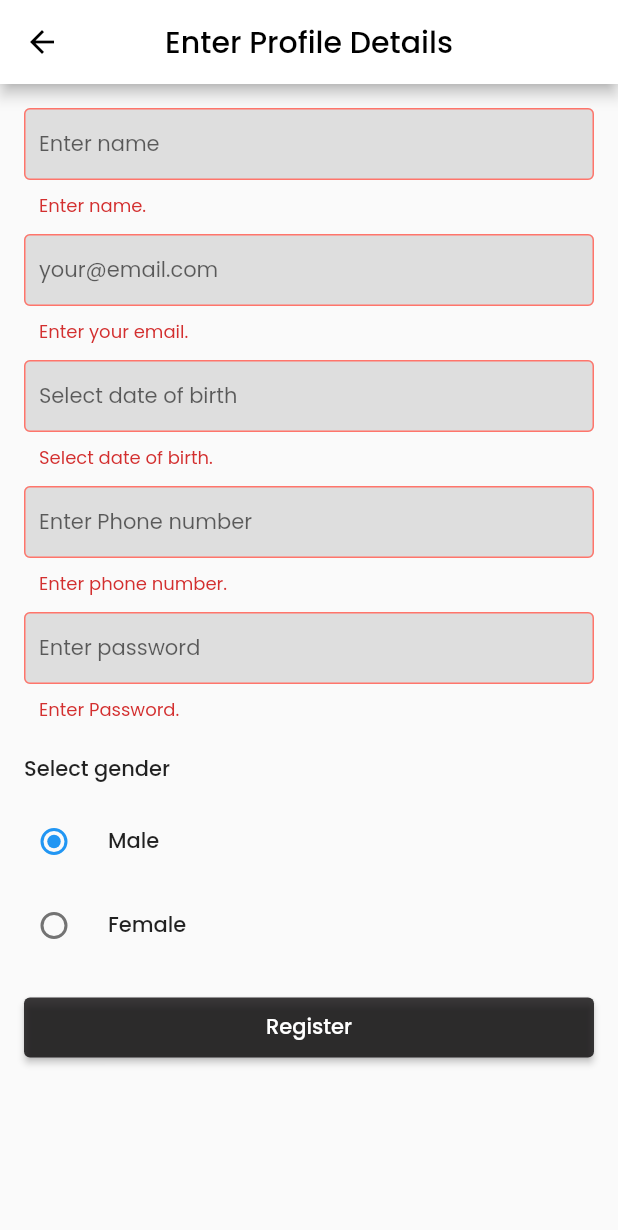
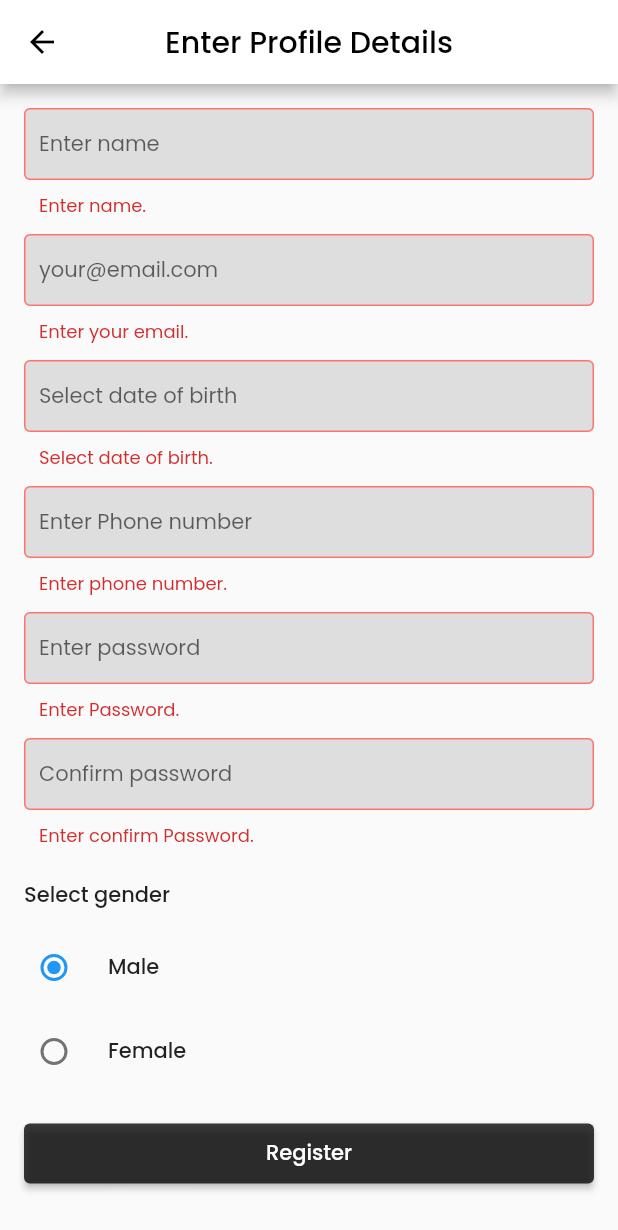
Before and after one commit to AneeqShah/shopping_app_caratto, a Flutter app: the SignUpScreen screen opened directly, after a tap on "Register", on a phone screen of 412 x 824 dp. Shown: the top 1230 px of the screen. Run offline on Flutter 3.47's test engine with Material 2 defaults, Android fonts, the phone set to English and light mode, and no system bars; drawn by our look-alikes of loading_overlay; our stand-ins replace cached_network_image, cloud_firestore, firebase_auth, firebase_core, flutter_spinkit, fluttertoast and 1 more; missing offline and left inert: advstory; accounts and stored records are empty.

Commit message:
confirm password field added

```diff
--- a/lib/ui/auth_screen/signup_screen.dart
+++ b/lib/ui/auth_screen/signup_screen.dart
@@ -31,6 +31,7 @@ class _SignUpScreenState extends State<SignUpScreen> {
   final TextEditingController _phone = TextEditingController();
   final TextEditingController _name = TextEditingController();
   final TextEditingController password = TextEditingController();
+  final TextEditingController confirmPassword = TextEditingController();
   String _currentOption = genderOptions[0];
 
   @override
@@ -279,6 +280,52 @@ class _SignUpScreenState extends State<SignUpScreen> {
                       return null;
                     },
                   ),
+                  const SizedBox(height: 10),
+                  TextFormField(
+                    style: Theme.of(context).textTheme.bodyMedium,
+                    cursorColor: Colors.black,
+                    controller: confirmPassword,
+                    obscureText: true,
+                    decoration: InputDecoration(
+                      hintText: 'Confirm password',
+                      contentPadding:
+                      const EdgeInsets.symmetric(horizontal: 10.0),
+                      filled: true,
+                      fillColor: _textFieldColor,
+                      enabledBorder: OutlineInputBorder(
+                        borderRadius: const BorderRadius.all(Radius.circular(4)),
+                        borderSide: BorderSide(color: _textFieldColor),
+                      ),
+                      focusedBorder: OutlineInputBorder(
+                        borderRadius: const BorderRadius.all(Radius.circular(4)),
+                        borderSide: BorderSide(color: _textFieldColor),
+                      ),
+                      errorBorder: OutlineInputBorder(
+                        borderRadius: const BorderRadius.all(Radius.circular(4)),
+                        borderSide: BorderSide(color: _errorTextFieldColor),
+                      ),
+                      focusedErrorBorder: OutlineInputBorder(
+                        borderRadius: const BorderRadius.all(Radius.circular(4)),
+                        borderSide: BorderSide(color: _errorTextFieldColor),
+                      ),
+                    ),
+                    onFieldSubmitted: (_) {
+                      FocusScope.of(context).requestFocus(_emailFocusNode);
+                    },
+                    validator: (value) {
+                      if (value!.isEmpty) {
+                        return 'Enter confirm Password.';
+                      }
+                      if (value.length <= 5) {
+                        return 'Password must be 6 digits .';
+                      }
+                      if(password.text.trim() != confirmPassword.text.trim()){
+                        return "Password not match";
+                      }
+
+                      return null;
+                    },
+                  ),
                   const SizedBox(height: 20),
                   Text('Select gender',
                       style: Theme.of(context).textTheme.bodyLarge),
```
